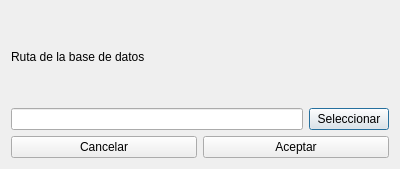
Above: src/selectdatabasedialog.ui from TheBerbat/bloque-produccion before the change. Below: the same form after it.
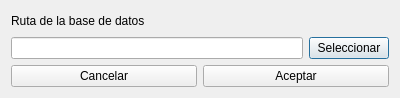
That is the form after the change.

The edit to the form file:
```diff
--- a/src/selectdatabasedialog.ui
+++ b/src/selectdatabasedialog.ui
@@ -7,7 +7,7 @@
     <x>0</x>
     <y>0</y>
     <width>400</width>
-    <height>169</height>
+    <height>98</height>
    </rect>
   </property>
   <property name="windowTitle">
```
Left out of the diff: 4 changed lines with no effect on the pictures.
